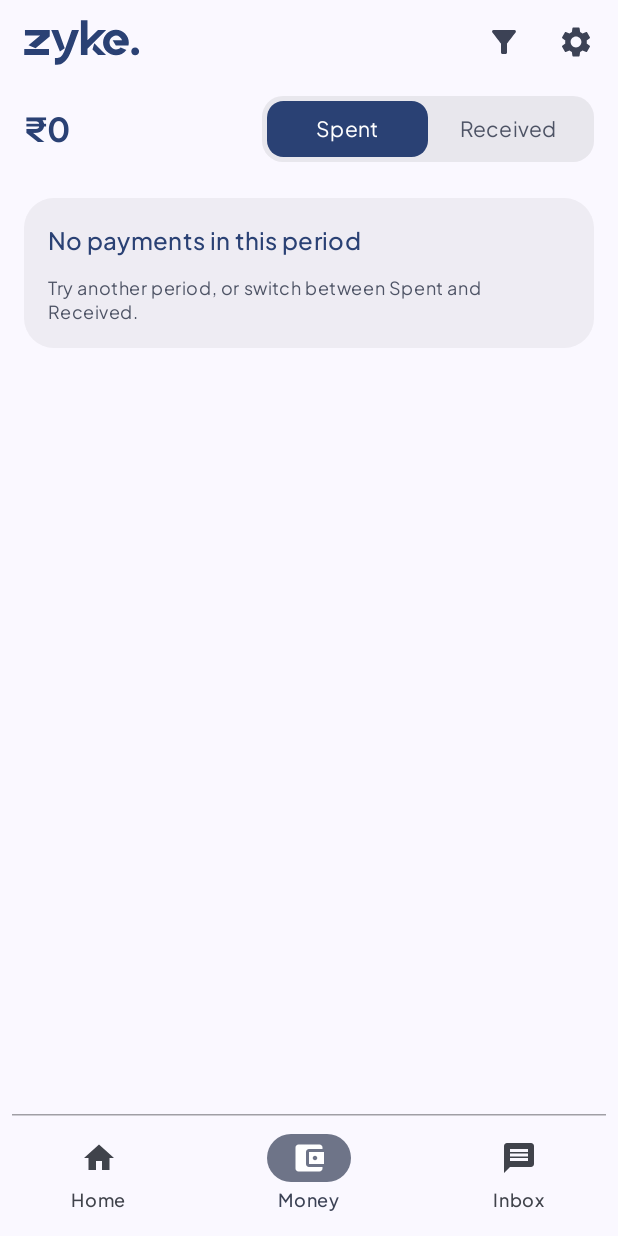
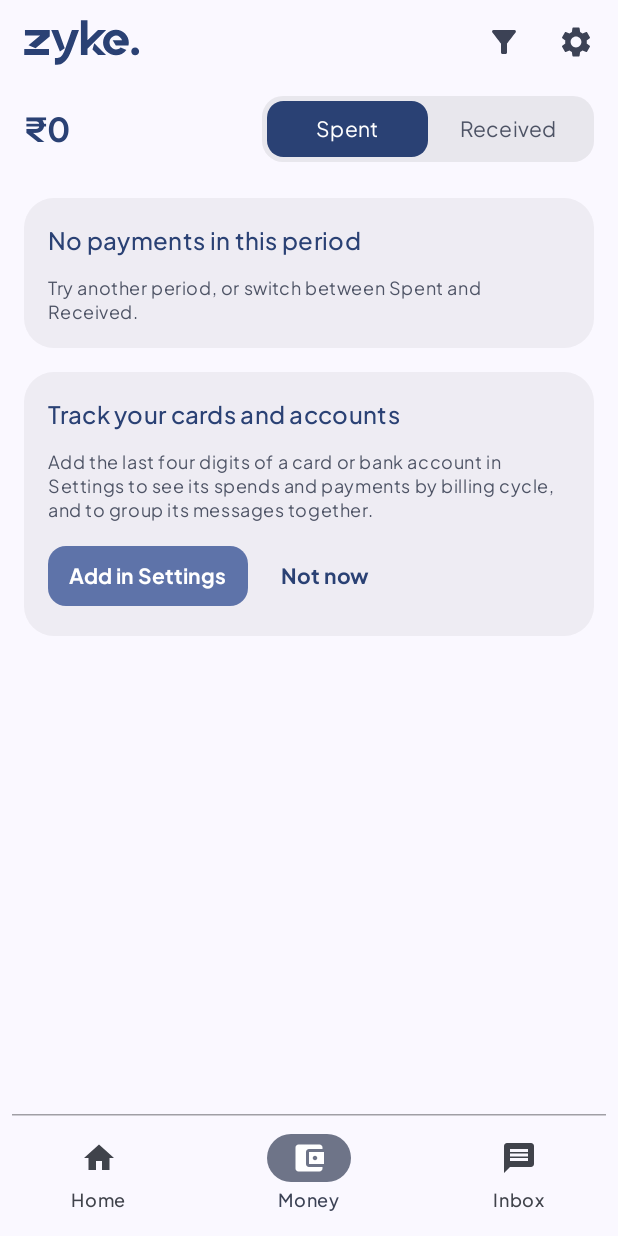
Before and after one commit to prashanthsridhar95/ZMessage, an Android app built with Jetpack Compose: the screen it shows after launch (MainActivity), item 2 of the bottom bar chosen, on a phone screen of 412 x 824 dp. Run offline under Robolectric (Android 15) with nearby library versions, the phone set to English and light mode, and no system bars.

Commit message:
Money tab: prompt to add cards and accounts, with a way into Settings and a lasting Not now
Co-Authored-By: Claude Sonnet 5.5 <noreply@anthropic.com>
Claude-Session: https://claude.ai/code/session_01Jr86Fta872pEnrGikN5wqr

```diff
--- a/app/src/main/java/com/zyke/message/presentation/AppRoot.kt
+++ b/app/src/main/java/com/zyke/message/presentation/AppRoot.kt
@@ -9,6 +9,7 @@ import androidx.compose.animation.fadeIn
 import androidx.compose.animation.fadeOut
 import androidx.compose.animation.slideInHorizontally
 import androidx.compose.animation.togetherWith
+import com.zyke.message.presentation.common.LocalOpenSettings
 import com.zyke.message.presentation.common.Motion
 import com.zyke.message.presentation.common.rememberReduceMotion
 import androidx.compose.foundation.layout.Column
@@ -24,6 +25,7 @@ import androidx.compose.material3.NavigationBarItem
 import androidx.compose.material3.Scaffold
 import androidx.compose.material3.Text
 import androidx.compose.runtime.Composable
+import androidx.compose.runtime.CompositionLocalProvider
 import androidx.compose.runtime.getValue
 import androidx.compose.runtime.mutableStateOf
 import androidx.compose.runtime.saveable.rememberSaveable
@@ -66,6 +68,7 @@ fun AppRoot(
 
     BackHandler(enabled = tab != StartTab) { tab = StartTab }
 
+    CompositionLocalProvider(LocalOpenSettings provides { showSettings = true }) {
     Scaffold(
         // The Zyke toolbar handles the status bar and the bottom bar the navigation bar.
         contentWindowInsets = WindowInsets(0, 0, 0, 0),
@@ -88,6 +91,7 @@ fun AppRoot(
             }
         }
         if (showSettings) settings { showSettings = false }
+    }
     }
 }
 
--- a/app/src/main/java/com/zyke/message/presentation/MainActivity.kt
+++ b/app/src/main/java/com/zyke/message/presentation/MainActivity.kt
@@ -42,7 +42,7 @@ class MainActivity : ComponentActivity() {
     }
 
     private val dashboardViewModel: DashboardViewModel by viewModels {
-        DashboardViewModel.Factory(container.observeMessages, container.budgets, container.cards)
+        DashboardViewModel.Factory(container.observeMessages, container.budgets, container.cards, container.userMessageState)
     }
 
     private val homeViewModel: HomeViewModel by viewModels {
--- /dev/null
+++ b/app/src/main/java/com/zyke/message/presentation/common/OpenSettings.kt
@@ -0,0 +1,6 @@
+package com.zyke.message.presentation.common
+
+import androidx.compose.runtime.compositionLocalOf
+
+/** Lets any screen send the person to Settings, where the app's settings sheet lives. */
+val LocalOpenSettings = compositionLocalOf<() -> Unit> { {} }
--- a/app/src/main/java/com/zyke/message/presentation/dashboard/DashboardContract.kt
+++ b/app/src/main/java/com/zyke/message/presentation/dashboard/DashboardContract.kt
@@ -14,6 +14,7 @@ import java.math.BigDecimal
 import java.time.Instant
 
 object DashboardContract {
+    const val CARDS_TIP = "tip-cards"
 
     data class State(
         val isLoading: Boolean = true,
@@ -45,8 +46,13 @@ object DashboardContract {
         val expandedCard: String? = null,
         /** The cards the person added in Settings, and their billing cycles. */
         val cards: List<UserCard> = emptyList(),
-        val cardCycles: List<CardCycles> = emptyList()
+        val cardCycles: List<CardCycles> = emptyList(),
+        /** Tips the person has waved away. */
+        val dismissedTips: Set<String> = emptySet()
     ) {
+        /** Nudge towards Settings until they add a card or say not now. */
+        val showCardsPrompt: Boolean get() = hasLoaded && cards.isEmpty() && CARDS_TIP !in dismissedTips
+
         val query get() = DashboardQuery(period, direction, category)
 
         /** Period and category live in the filter sheet; the direction has its own switch on screen. */
@@ -72,6 +78,7 @@ object DashboardContract {
         /** Try again after the inbox could not be read. */
         data object Retry : Intent
         data class ToggleCard(val key: String) : Intent
+        data class DismissTip(val key: String) : Intent
         data class OpenLink(val url: String) : Intent
         data class EditBudget(val category: MessageCategory?) : Intent
         /** [text] is whatever the user typed; blank removes the budget. */
--- a/app/src/main/java/com/zyke/message/presentation/dashboard/DashboardScreen.kt
+++ b/app/src/main/java/com/zyke/message/presentation/dashboard/DashboardScreen.kt
@@ -43,6 +43,10 @@ import androidx.compose.ui.unit.dp
 import androidx.core.content.ContextCompat
 import androidx.lifecycle.compose.collectAsStateWithLifecycle
 import com.zyke.message.R
+import com.zyke.message.presentation.common.ButtonStyle
+import com.zyke.message.presentation.common.ButtonSize
+import com.zyke.message.presentation.common.AppButton
+import com.zyke.message.presentation.common.LocalOpenSettings
 import com.zyke.message.presentation.dashboard.DashboardContract.Effect
 import com.zyke.message.presentation.dashboard.DashboardContract.Intent
 import com.zyke.message.presentation.dashboard.DashboardContract.State
@@ -259,6 +263,23 @@ private fun DashboardList(state: State, dashboard: Dashboard, onIntent: (Intent)
             item(key = "hero") { HeroCard(dashboard, state.period, onDirection = { onIntent(Intent.SelectDirection(it)) }) }
         }
 
+        if (state.showCardsPrompt) {
+            item(key = "cards-prompt") {
+                val openSettings = LocalOpenSettings.current
+                SectionCard("Track your cards and accounts") {
+                    Caption(
+                        "Add the last four digits of a card or bank account in Settings to see its spends and payments by " +
+                            "billing cycle, and to group its messages together.",
+                        maxLines = 4
+                    )
+                    Row(Modifier.padding(top = 12.dp), horizontalArrangement = Arrangement.spacedBy(8.dp)) {
+                        AppButton("Add in Settings", openSettings, style = ButtonStyle.TONAL, size = ButtonSize.COMPACT)
+                        AppButton("Not now", { onIntent(Intent.DismissTip(DashboardContract.CARDS_TIP)) }, style = ButtonStyle.TEXT, size = ButtonSize.COMPACT)
+                    }
+                }
+            }
+        }
+
         if (state.cardBills.isNotEmpty()) {
             item(key = "card-bills") {
                 SectionCard(stringResource(R.string.dashboard_card_bills), subtitle = stringResource(R.string.dashboard_card_bills_hint)) {
--- a/app/src/main/java/com/zyke/message/presentation/dashboard/DashboardViewModel.kt
+++ b/app/src/main/java/com/zyke/message/presentation/dashboard/DashboardViewModel.kt
@@ -12,6 +12,7 @@ import com.zyke.message.domain.dashboard.ReportCardBuilder
 import com.zyke.message.domain.repository.BudgetRepository
 import com.zyke.message.domain.repository.CardRepository
 import com.zyke.message.domain.repository.NoCards
+import com.zyke.message.domain.repository.UserMessageStateRepository
 import com.zyke.message.domain.usecase.ObserveMessagesUseCase
 import com.zyke.message.presentation.dashboard.DashboardContract.Effect
 import com.zyke.message.presentation.dashboard.DashboardContract.Intent
@@ -27,7 +28,8 @@ class DashboardViewModel(
     private val observeMessages: ObserveMessagesUseCase,
     private val budgetRepository: BudgetRepository,
     private val clock: Clock = Clock.systemDefaultZone(),
-    private val cardRepository: CardRepository = NoCards
+    private val cardRepository: CardRepository = NoCards,
+    private val userStateRepository: UserMessageStateRepository? = null
 ) : MviViewModel<State, Intent, Effect>(
     State(now = clock.instant(), budgets = budgetRepository.budgets.value, cards = cardRepository.cards.value)
 ) {
@@ -37,6 +39,11 @@ class DashboardViewModel(
     init {
         viewModelScope.launch {
             budgetRepository.budgets.collect { budgets -> reduceDashboard { copy(budgets = budgets) } }
+        }
+        userStateRepository?.let { repository ->
+            viewModelScope.launch {
+                repository.state.collect { userState -> reduce { copy(dismissedTips = userState.dismissedAttention) } }
+            }
         }
         viewModelScope.launch {
             cardRepository.cards.collect { cards -> reduceDashboard { copy(cards = cards) } }
@@ -72,6 +79,7 @@ class DashboardViewModel(
             }
             Intent.ToggleShowAllVendors -> reduce { copy(showAllVendors = !showAllVendors) }
             is Intent.ToggleCard -> reduce { copy(expandedCard = if (expandedCard == intent.key) null else intent.key) }
+            is Intent.DismissTip -> userStateRepository?.dismissAttention(intent.key)
             is Intent.OpenLink -> emitEffect(Effect.OpenLink(intent.url))
 
             is Intent.EditBudget -> reduce { copy(editingBudget = intent.category) }
@@ -114,10 +122,13 @@ class DashboardViewModel(
     class Factory(
         private val observeMessages: ObserveMessagesUseCase,
         private val budgetRepository: BudgetRepository,
-        private val cardRepository: CardRepository = NoCards
+        private val cardRepository: CardRepository = NoCards,
+        private val userStateRepository: UserMessageStateRepository? = null
     ) : ViewModelProvider.Factory {
         @Suppress("UNCHECKED_CAST")
         override fun <T : ViewModel> create(modelClass: Class<T>, extras: CreationExtras): T =
-            DashboardViewModel(observeMessages, budgetRepository, cardRepository = cardRepository) as T
+            DashboardViewModel(
+                observeMessages, budgetRepository, cardRepository = cardRepository, userStateRepository = userStateRepository
+            ) as T
     }
 }
```
